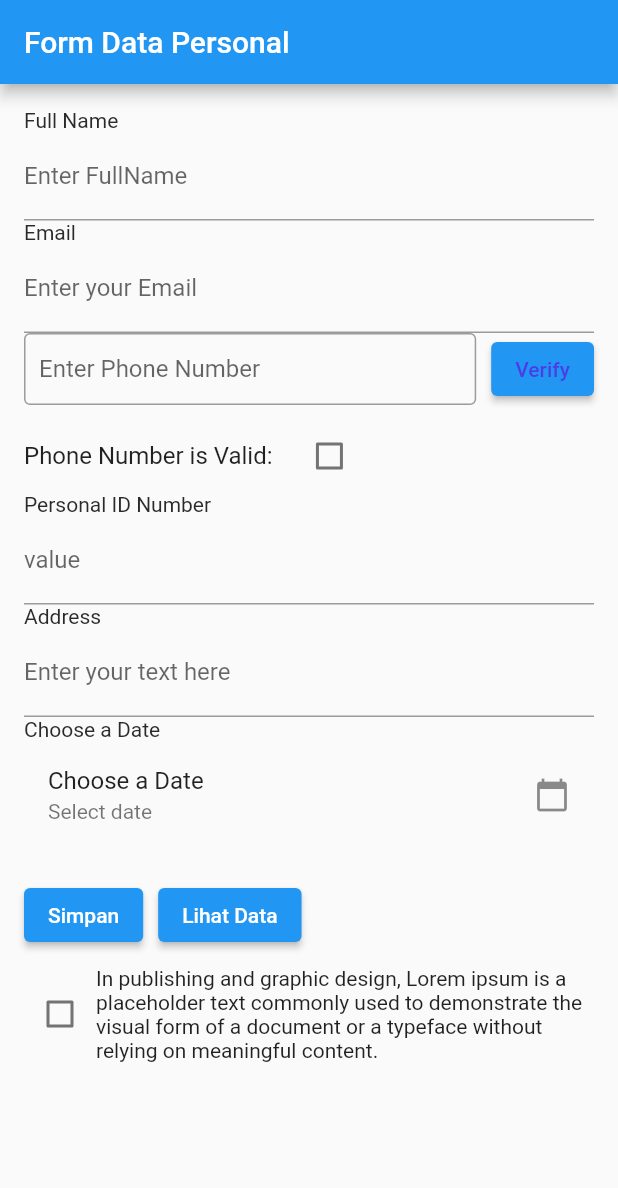
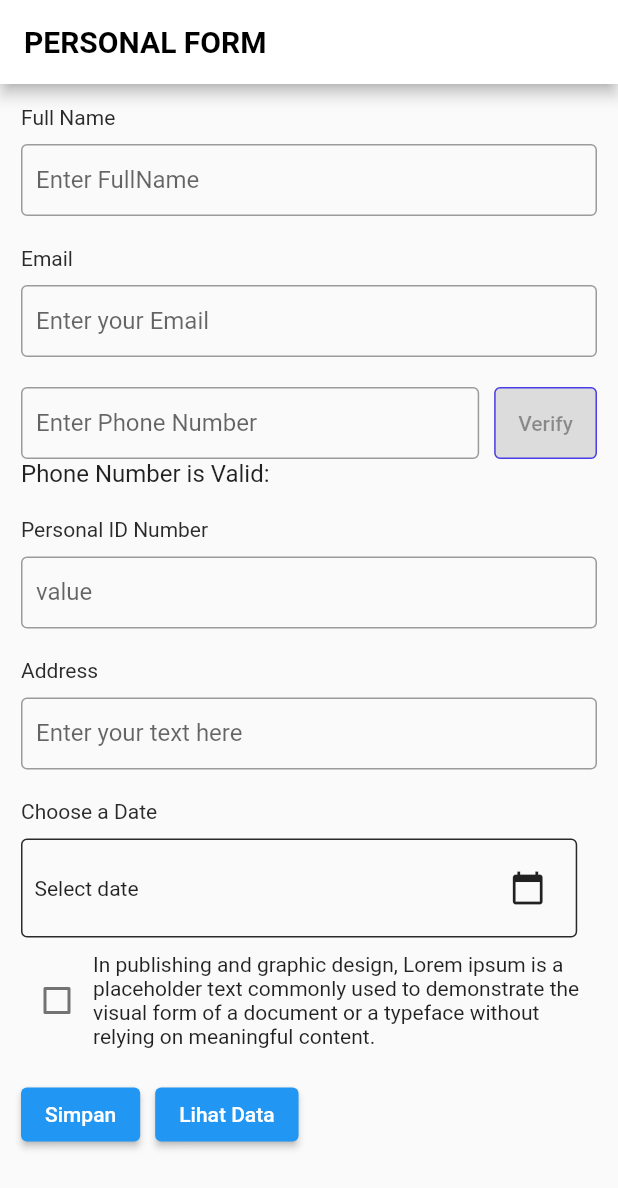
Before and after one commit to SanzDSP/assesment-1, a Flutter app: the screen it shows after launch, on a phone screen of 412 x 824 dp. Shown: the top 1188 px of the screen. Run offline on Flutter 3.47's test engine with Material 2 defaults, Android fonts, the phone set to English and light mode, and no system bars; Roboto replaces fonts that are missing (Chive).

Commit message:
Update personal_form.dart

```diff
--- a/puntens/lib/ui/personal_form.dart
+++ b/puntens/lib/ui/personal_form.dart
@@ -1,3 +1,4 @@
+// Sandi S
 import 'package:flutter/material.dart';
 import 'list_data.dart';
 
@@ -14,6 +15,7 @@ class _PersonalDataFormState extends State<PersonalDataForm> {
   TextEditingController _addressController = TextEditingController();
   DateTime? _selectedDate;
   bool isPhoneNumberValid = false;
+  bool isVerificationDone = false;
   bool agreeToTerms = false;
 
   List<Map<String, String>>? data = [];
@@ -84,10 +86,15 @@ class _PersonalDataFormState extends State<PersonalDataForm> {
   Widget build(BuildContext context) {
     return Scaffold(
       appBar: AppBar(
-        title: Text('Form Data Personal'),
+        title: Text("PERSONAL FORM",
+            style: TextStyle(
+                fontWeight: FontWeight.bold,
+                fontSize: 20,
+                color: Colors.black)),
+        backgroundColor: Colors.white,
       ),
-      body: Padding(
-        padding: EdgeInsets.all(16.0),
+      body: SingleChildScrollView(
+        padding: EdgeInsets.all(14.0),
         child: Column(
           crossAxisAlignment: CrossAxisAlignment.start,
           children: <Widget>[
@@ -101,10 +108,24 @@ class _PersonalDataFormState extends State<PersonalDataForm> {
                 height: 0,
               ),
             ),
+            SizedBox(height: 10),
             TextField(
               controller: _nameController,
-              decoration: InputDecoration(labelText: 'Enter FullName'),
+              decoration: InputDecoration(
+                labelText: 'Enter FullName',
+                border: OutlineInputBorder(
+                  borderSide: BorderSide(
+                    color: Color(0xff2A2A2A), // Set the border color to #2A2A2A
+                    width: 2.0,
                   ),
+                ),
+                contentPadding: EdgeInsets.symmetric(
+                  vertical: 12.0,
+                  horizontal: 10.0,
+                ),
+              ),
+            ),
+            SizedBox(height: 20),
             const Text(
               'Email',
               style: TextStyle(
@@ -115,19 +136,34 @@ class _PersonalDataFormState extends State<PersonalDataForm> {
                 height: 0,
               ),
             ),
+            SizedBox(height: 10),
             TextField(
               controller: _emailController,
-              decoration: InputDecoration(labelText: 'Enter your Email'),
+              decoration: InputDecoration(
+                labelText: 'Enter your Email',
+                border: OutlineInputBorder(
+                  borderSide: BorderSide(
+                    color: Color(0xff2A2A2A), // Set the border color to #2A2A2A
+                    width: 2.0,
                   ),
-            // TextField(
-            //   controller: _phoneController,
-            //   decoration: InputDecoration(labelText: 'Enter phone number'),
-            // ),
+                ),
+                contentPadding: EdgeInsets.symmetric(
+                  vertical: 12.0,
+                  horizontal: 10.0,
+                ),
+              ),
+            ),
+            SizedBox(height: 20),
             Row(
               children: <Widget>[
                 Expanded(
                   child: TextField(
                     controller: _phoneController,
+                    onChanged: (text) {
+                      setState(() {
+                        isPhoneNumberValid = text.isNotEmpty;
+                      });
+                    },
                     decoration: InputDecoration(
                       labelText: 'Enter Phone Number',
                       border: OutlineInputBorder(
@@ -144,12 +180,13 @@ class _PersonalDataFormState extends State<PersonalDataForm> {
                   ),
                 ),
                 SizedBox(
-                    width:
-                        10), // Add some space between TextField and Verify button
-                ElevatedButton(
-                  onPressed: () {
-                    // Add your verification logic here
-                    // For example, show a dialog or perform an action
+                  width: 10,
+                ),
+                Container(
+                  height: 48.0,
+                  child: ElevatedButton(
+                    onPressed: isPhoneNumberValid
+                        ? () {
                             showDialog(
                                 context: context,
                                 builder: (BuildContext context) {
@@ -165,30 +202,39 @@ class _PersonalDataFormState extends State<PersonalDataForm> {
                                       ),
                                     ],
                                   );
-                      },
-                    );
-                    // Assuming verification is successful, update the state
+                                });
                             setState(() {
-                      isPhoneNumberValid = true;
+                              isVerificationDone =
+                                  true; // Set verifikasi selesai menjadi true
                             });
-                  },
-                  child: Text('Verify',
-                      style: TextStyle(color: Color(0xff4a3de5))),
+                          }
+                        : null,
+                    style: ElevatedButton.styleFrom(
+                      primary: Colors.white,
+                      onPrimary: Color(0xff4a3de5),
+                      side: BorderSide(
+                        color: Color(0xff4a3de5),
+                      ),
+                    ),
+                    child: Text('Verify'),
+                  ),
                 ),
               ],
             ),
-            SizedBox(height: 10),
             Row(
               children: <Widget>[
                 Text(
                   'Phone Number is Valid: ',
                   style: TextStyle(fontSize: 16),
                 ),
-                SizedBox(width: 10), // Add some space between text and checkbox
-                if (isPhoneNumberValid)
+                SizedBox(width: 10),
+                if (isVerificationDone)
                   Icon(Icons.check,
-                      color: Colors.green), // Show check icon if valid
-                Checkbox(
+                      color: Colors
+                          .green), // Tampilkan ikon jika verifikasi sudah dilakukan
+                Visibility(
+                  visible: false, // Checkbox tidak akan ditampilkan
+                  child: Checkbox(
                     value: isPhoneNumberValid,
                     onChanged: (bool? value) {
                       setState(() {
@@ -196,9 +242,13 @@ class _PersonalDataFormState extends State<PersonalDataForm> {
                       });
                     },
                   ),
+                ),
               ],
             ),
-            const Text(
+            SizedBox(
+              height: 20,
+            ),
+            Text(
               'Personal ID Number',
               style: TextStyle(
                 color: Color(0xFF2A2A2A),
@@ -208,11 +258,27 @@ class _PersonalDataFormState extends State<PersonalDataForm> {
                 height: 0,
               ),
             ),
+            SizedBox(height: 10),
             TextField(
               controller: _idController,
-              decoration: InputDecoration(labelText: 'value'),
+              decoration: InputDecoration(
+                labelText: 'value',
+                border: OutlineInputBorder(
+                  borderSide: BorderSide(
+                    color: Color(0xff2A2A2A), // Set the border color to #2A2A2A
+                    width: 2.0,
                   ),
-            const Text(
+                ),
+                contentPadding: EdgeInsets.symmetric(
+                  vertical: 12.0,
+                  horizontal: 10.0,
+                ),
+              ),
+            ),
+            SizedBox(
+              height: 20,
+            ),
+            Text(
               'Address',
               style: TextStyle(
                 color: Color(0xFF2A2A2A),
@@ -222,11 +288,25 @@ class _PersonalDataFormState extends State<PersonalDataForm> {
                 height: 0,
               ),
             ),
+            SizedBox(height: 10),
             TextField(
               controller: _addressController,
-              decoration: InputDecoration(labelText: 'Enter your text here'),
+              decoration: InputDecoration(
+                labelText: 'Enter your text here',
+                border: OutlineInputBorder(
+                  borderSide: BorderSide(
+                    color: Color(0xff2A2A2A), // Set the border color to #2A2A2A
+                    width: 2.0,
                   ),
-            const Text(
+                ),
+                contentPadding: EdgeInsets.symmetric(
+                  vertical: 12.0,
+                  horizontal: 10.0,
+                ),
+              ),
+            ),
+            SizedBox(height: 20),
+            Text(
               'Choose a Date',
               style: TextStyle(
                 color: Color(0xFF2A2A2A),
@@ -236,25 +316,34 @@ class _PersonalDataFormState extends State<PersonalDataForm> {
                 height: 0,
               ),
             ),
-            ListTile(
-              title: Text("Choose a Date"),
-              subtitle: _selectedDate == null
-                  ? Text("Select date")
-                  : Text("${_selectedDate}".split(' ')[0]), //.toLocal()
-              trailing: Icon(Icons.calendar_today),
-              onTap: () => _selectDate(context),
-            ),
-            SizedBox(height: 20),
+            SizedBox(height: 10),
             Row(
               children: <Widget>[
-                ElevatedButton(
-                  onPressed: _saveData,
-                  child: Text('Simpan'),
+                Container(
+                  decoration: BoxDecoration(
+                    border: Border.all(color: Color(0xff2A2A2A)),
+                    borderRadius: BorderRadius.circular(4.0),
                   ),
-                SizedBox(width: 10),
-                ElevatedButton(
-                  onPressed: _viewData,
-                  child: Text('Lihat Data'),
+                  padding: EdgeInsets.all(8.0),
+                  width: MediaQuery.of(context).size.width *
+                      0.9, // Mengatur panjang sesuai dengan lebar layar
+                  child: Row(
+                    children: <Widget>[
+                      Text(
+                        _selectedDate != null
+                            ? " ${_selectedDate?.day}/${_selectedDate?.month}/${_selectedDate?.year}"
+                            : 'Select date',
+                        style: TextStyle(
+                          fontSize: 14,
+                        ),
+                      ),
+                      Spacer(), // Spacer akan memindahkan ikon ke kanan
+                      IconButton(
+                        icon: Icon(Icons.calendar_today),
+                        onPressed: () => _selectDate(context),
+                      ),
+                    ],
+                  ),
                 ),
               ],
             ),
@@ -277,118 +366,37 @@ class _PersonalDataFormState extends State<PersonalDataForm> {
                 ),
               ],
             ),
+            SizedBox(height: 20),
+            Row(
+              children: <Widget>[
+                ElevatedButton(
+                  onPressed: _saveData,
+                  child: Text('Simpan'),
+                ),
+                SizedBox(width: 10),
+                ElevatedButton(
+                  onPressed: _viewData,
+                  child: Text('Lihat Data'),
+                ),
+              ],
+            ),
           ],
         ),
       ),
-      //endDrawer: _buildDrawerKanan(),
+      endDrawer: Drawer(
+        child: ListView(
+          children: <Widget>[
+            ListTile(
+              leading: Icon(Icons.list), // Icon list
+              //title: Text('Lihat Data'),
+              onTap: () {
+                Navigator.of(context).pop(); // Tutup end drawer
+                _viewData(); // Panggil fungsi untuk melihat data
+              },
+            ),
+          ],
+        ),
+      ),
     );
   }
 }
-
-// class PersonalDataForm extends StatefulWidget {
-//   @override
-//   _PersonalDataFormState createState() => _PersonalDataFormState();
-// }
-
-// class _PersonalDataFormState extends State<PersonalDataForm> {
-//   TextEditingController _nameController = TextEditingController();
-//   TextEditingController _emailController = TextEditingController();
-//   TextEditingController _idController = TextEditingController();
-//   TextEditingController _phoneController = TextEditingController();
-//   TextEditingController _addressController = TextEditingController();
-//   DateTime? _selectedDate;
-
-//   void _saveDataAndNavigate(BuildContext context) {
-//     // Simpan data ke variabel yang akan ditampilkan
-//     String name = _nameController.text;
-//     String email = _emailController.text;
-//     String phone = _phoneController.text;
-//     String id = _idController.text;
-//     String address = _addressController.text;
-//     String birthDate = _selectedDate != null
-//         ? "${_selectedDate}".split(' ')[0]
-//         //.toLocal()
-//         : "Belum Dipilih";
-
-//     // Pindah ke laman selanjutnya dan kirim data
-//     Navigator.push(
-//       context,
-//       MaterialPageRoute(
-//         builder: (context) => PersonalDataDisplay(
-//           name: name,
-//           email: email,
-//           id: id,
-//           phone: phone,
-//           address: address,
-//           birthDate: birthDate,
-//         ),
-//       ),
-//     );
-//   }
-
-//   Future<void> _selectDate(BuildContext context) async {
-//     final DateTime? picked = await showDatePicker(
-//       context: context,
-//       initialDate: DateTime.now(),
-//       firstDate: DateTime(1900),
-//       lastDate: DateTime(2101),
-//     );
-//     if (picked != null && picked != _selectedDate) {
-//       setState(() {
-//         _selectedDate = picked;
-//       });
-//     }
-//   }
-
-//   @override
-//   Widget build(BuildContext context) {
-//     return Scaffold(
-//       appBar: AppBar(
-//         title: Text('Form Data Personal'),
-//       ),
-//       body: Padding(
-//         padding: EdgeInsets.all(16.0),
-//         child: Column(
-//           children: <Widget>[
-//             TextField(
-//               controller: _nameController,
-//               decoration: InputDecoration(labelText: 'Enter FullName'),
-//             ),
-//             TextField(
-//               controller: _emailController,
-//               decoration: InputDecoration(labelText: 'Enter your Email'),
-//             ),
-//             TextField(
-//               controller: _phoneController,
-//               decoration: InputDecoration(labelText: 'Enter phone number'),
-//             ),
-//             TextField(
-//               controller: _idController,
-//               decoration: InputDecoration(labelText: 'value'),
-//             ),
-//             TextField(
-//               controller: _addressController,
-//               decoration: InputDecoration(labelText: 'Enter your text here'),
-//             ),
-//             ListTile(
-//               title: Text("Tanggal Lahir"),
-//               subtitle: _selectedDate == null
-//                   ? Text("Pilih Tanggal")
-//                   : Text("${_selectedDate}".split(' ')[0]),
-//               //.toLocal()
-//               trailing: Icon(Icons.calendar_today),
-//               onTap: () => _selectDate(context),
-//             ),
-//             SizedBox(height: 20),
-//             ElevatedButton(
-//               onPressed: () {
-//                 _saveDataAndNavigate(context);
-//               },
-//               child: Text('Simpan'),
-//             ),
-//           ],
-//         ),
-//       ),
-//     );
-//   }
-// }
```
Lines whose indentation alone changed are shown as unchanged.
